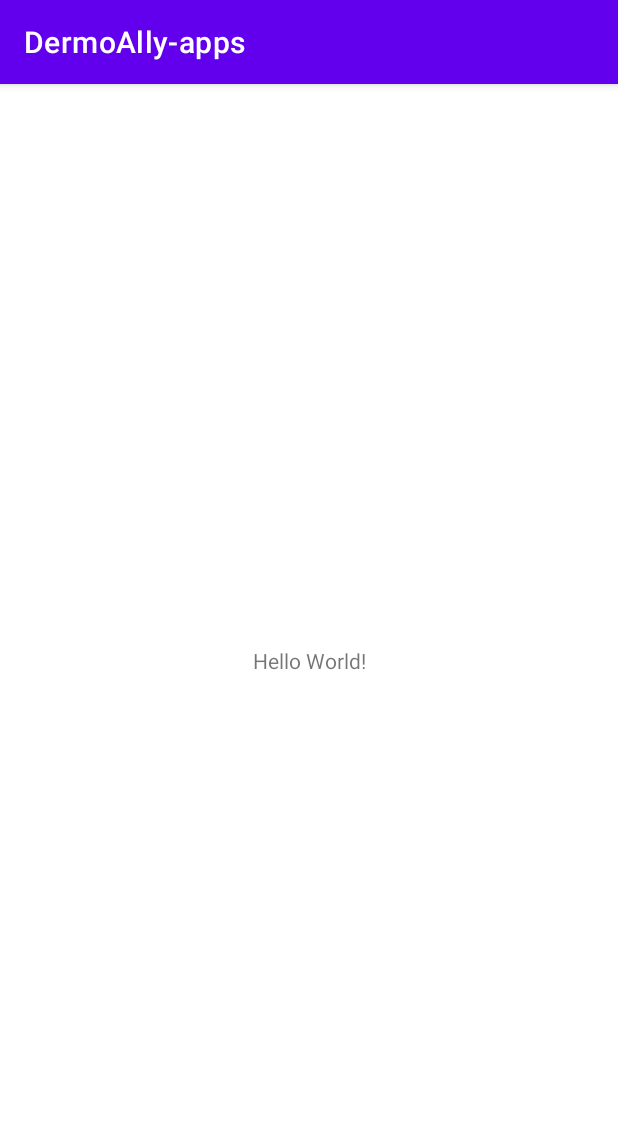
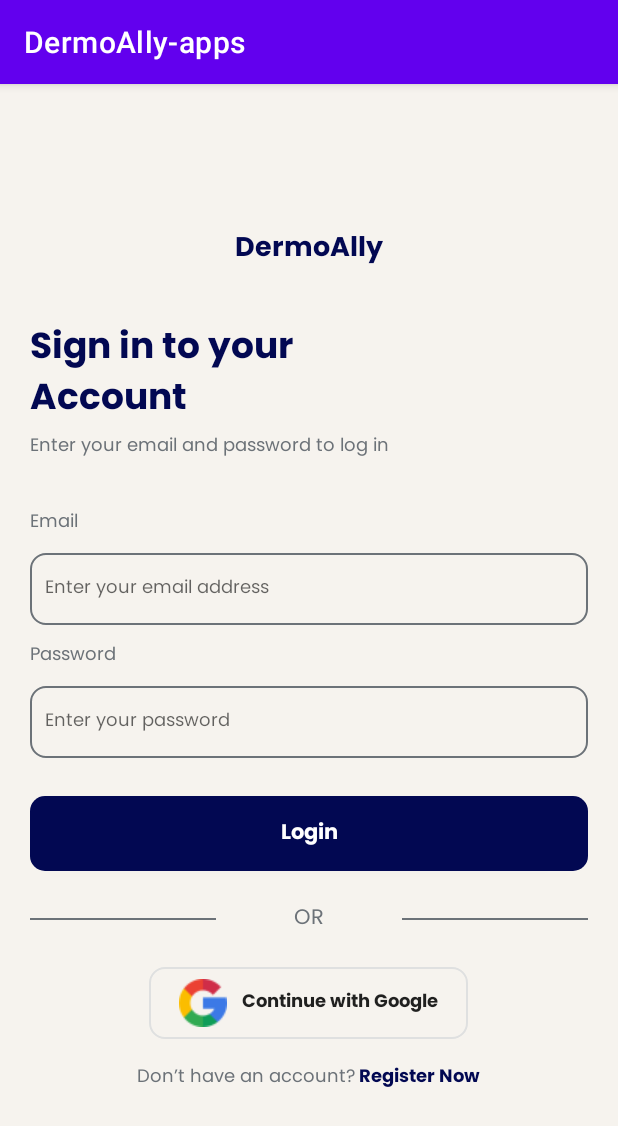
Before and after one commit to Dermoally/Dermoally-apps, an Android app: the screen it shows after launch (MainActivity before the commit, LoginActivity after it), on a phone screen of 412 x 824 dp. Shown: the top 1126 px of the screen. Run offline under Robolectric (Android 15) with nearby library versions, the phone set to English and light mode, and no system bars.

Commit message:
[done] ui login

```diff
--- a/app/build.gradle
+++ b/app/build.gradle
@@ -30,6 +30,11 @@ android {
     kotlinOptions {
         jvmTarget = '1.8'
     }
+
+    buildFeatures {
+        viewBinding true
+    }
+
 }
 
 dependencies {
--- a/app/src/main/AndroidManifest.xml
+++ b/app/src/main/AndroidManifest.xml
@@ -12,6 +12,13 @@
         android:supportsRtl="true"
         android:theme="@style/Theme.DermoAllyapps"
         tools:targetApi="31">
+        <activity
+            android:name=".view.LoginActivity"
+            android:exported="false">
+            <meta-data
+                android:name="android.app.lib_name"
+                android:value="" />
+        </activity>
         <activity
             android:name=".MainActivity"
             android:exported="true">
--- a/app/src/main/java/com/polije/dermoally_apps/MainActivity.kt
+++ b/app/src/main/java/com/polije/dermoally_apps/MainActivity.kt
@@ -1,11 +1,22 @@
 package com.polije.dermoally_apps
 
+import android.content.Intent
 import androidx.appcompat.app.AppCompatActivity
 import android.os.Bundle
+import android.os.Handler
+import android.os.Looper
+import com.polije.dermoally_apps.view.LoginActivity
 
 class MainActivity : AppCompatActivity() {
+    private val splashTimeOut: Long = 3000
     override fun onCreate(savedInstanceState: Bundle?) {
         super.onCreate(savedInstanceState)
         setContentView(R.layout.activity_main)
+
+        Handler(Looper.getMainLooper()).postDelayed({
+            val intent = Intent(this, LoginActivity::class.java)
+            startActivity(intent)
+            finish()
+        }, splashTimeOut)
     }
 }
--- /dev/null
+++ b/app/src/main/java/com/polije/dermoally_apps/view/LoginActivity.kt
@@ -0,0 +1,12 @@
+package com.polije.dermoally_apps.view
+
+import androidx.appcompat.app.AppCompatActivity
+import android.os.Bundle
+import com.polije.dermoally_apps.R
+
+class LoginActivity : AppCompatActivity() {
+    override fun onCreate(savedInstanceState: Bundle?) {
+        super.onCreate(savedInstanceState)
+        setContentView(R.layout.activity_login)
+    }
+}
--- /dev/null
+++ b/app/src/main/res/drawable/custom_bg_google.xml
@@ -0,0 +1,9 @@
+<?xml version="1.0" encoding="utf-8"?>
+<shape xmlns:android="http://schemas.android.com/apk/res/android"
+    android:shape="rectangle">
+    <stroke
+        android:width="1dp"
+        android:color="@color/background_soft_grey"/>
+    <corners
+        android:radius="10dp"/>
+</shape>
--- /dev/null
+++ b/app/src/main/res/drawable/custom_button.xml
@@ -0,0 +1,7 @@
+<?xml version="1.0" encoding="utf-8"?>
+<shape xmlns:android="http://schemas.android.com/apk/res/android"
+    android:shape="rectangle">
+
+    <solid android:color="@color/background_blue"/>
+    <corners android:radius="10dp"/>
+</shape>
--- /dev/null
+++ b/app/src/main/res/drawable/custom_edit_text.xml
@@ -0,0 +1,9 @@
+<?xml version="1.0" encoding="utf-8"?>
+<shape xmlns:android="http://schemas.android.com/apk/res/android"
+    android:shape="rectangle">
+    <stroke
+        android:width="1dp"
+        android:color="@color/background_grey"/>
+    <corners
+        android:radius="10dp"/>
+</shape>
--- /dev/null
+++ b/app/src/main/res/layout/activity_login.xml
@@ -0,0 +1,150 @@
+<?xml version="1.0" encoding="utf-8"?>
+<LinearLayout xmlns:android="http://schemas.android.com/apk/res/android"
+    xmlns:app="http://schemas.android.com/apk/res-auto"
+    xmlns:tools="http://schemas.android.com/tools"
+    android:layout_width="match_parent"
+    android:layout_height="match_parent"
+    android:background="@color/background_primary"
+    android:orientation="vertical"
+    android:padding="20dp"
+    android:gravity="center"
+    tools:context=".view.LoginActivity">
+
+    <TextView
+        android:layout_width="wrap_content"
+        android:layout_height="wrap_content"
+        android:text="DermoAlly"
+        android:fontFamily="@font/poppinsbold"
+        android:textSize="18sp"
+        android:textColor="@color/background_blue"
+        />
+    <TextView
+        android:layout_width="wrap_content"
+        android:layout_height="wrap_content"
+        android:layout_gravity="start"
+        android:fontFamily="@font/poppinsbold"
+        android:textColor="@color/background_blue"
+        android:textSize="24sp"
+        android:layout_marginTop="30dp"
+        android:text="Sign in to your\nAccount"/>
+    <TextView
+        android:layout_width="wrap_content"
+        android:layout_height="wrap_content"
+        android:text="Enter your email and password to log in "
+        android:textSize="12sp"
+        android:layout_gravity="start"
+        android:fontFamily="@font/poppinsregular"
+        android:textColor="@color/background_grey"/>
+    <TextView
+        android:layout_width="wrap_content"
+        android:layout_height="wrap_content"
+        android:textSize="12sp"
+        android:text="Email"
+        android:fontFamily="@font/poppinsregular"
+        android:layout_gravity="start"
+        android:layout_marginTop="30dp"
+        android:textColor="@color/background_grey"
+        android:layout_marginBottom="10dp"
+        />
+    <EditText
+        android:id="@+id/et_email_login"
+        android:layout_width="match_parent"
+        android:layout_height="48dp"
+        android:hint="Enter your email address"
+        android:paddingHorizontal="10dp"
+        android:inputType="textEmailAddress"
+        android:fontFamily="@font/poppinsregular"
+        android:textSize="12sp"
+        android:background="@drawable/custom_edit_text"/>
+    <TextView
+        android:layout_width="wrap_content"
+        android:layout_height="wrap_content"
+        android:textSize="12sp"
+        android:text="Password"
+        android:fontFamily="@font/poppinsregular"
+        android:layout_gravity="start"
+        android:layout_marginTop="10dp"
+        android:textColor="@color/background_grey"
+        android:layout_marginBottom="10dp"
+        />
+    <EditText
+        android:id="@+id/et_password_login"
+        android:layout_width="match_parent"
+        android:layout_height="48dp"
+        android:hint="Enter your password"
+        android:paddingHorizontal="10dp"
+        android:fontFamily="@font/poppinsregular"
+        android:textSize="12sp"
+        android:inputType="textPassword"
+        android:background="@drawable/custom_edit_text"/>
+    <androidx.appcompat.widget.AppCompatButton
+        android:layout_width="match_parent"
+        android:layout_height="50dp"
+        android:text="Login"
+        android:textAllCaps="false"
+        android:fontFamily="@font/poppinsbold"
+        android:textSize="14sp"
+        android:textColor="@color/white"
+        android:background="@drawable/custom_button"
+        android:layout_marginTop="25dp"
+        />
+    <LinearLayout
+        android:layout_width="match_parent"
+        android:layout_height="wrap_content"
+        android:layout_marginTop="20dp"
+        android:gravity="center"
+        android:orientation="horizontal">
+        <View
+            android:layout_width="wrap_content"
+            android:layout_height="1dp"
+            android:layout_weight="1"
+            android:background="@color/background_grey"/>
+        <TextView
+            android:layout_width="match_parent"
+            android:layout_height="wrap_content"
+            android:text="OR"
+            android:textColor="@color/background_grey"
+            android:fontFamily="@font/poppinsregular"
+            android:layout_weight="1"
+            android:gravity="center"
+            />
+        <View
+            android:layout_width="match_parent"
+            android:layout_height="1dp"
+            android:layout_weight="1"
+            android:background="@color/background_grey"/>
+
+    </LinearLayout>
+    <androidx.appcompat.widget.AppCompatButton
+        android:layout_width="wrap_content"
+        android:layout_height="48dp"
+        android:background="@drawable/custom_bg_google"
+        android:drawableLeft="@drawable/google"
+        android:drawablePadding="10dp"
+        android:paddingHorizontal="20dp"
+        android:text="Continue with Google"
+        android:textSize="12sp"
+        android:textAllCaps="false"
+        android:layout_marginTop="20dp"
+        android:fontFamily="@font/poppinsbold"/>
+    <LinearLayout
+        android:layout_width="wrap_content"
+        android:layout_height="wrap_content"
+        android:layout_marginTop="15dp"
+        android:orientation="horizontal">
+        <TextView
+            android:layout_width="wrap_content"
+            android:layout_height="wrap_content"
+            android:text="Don’t have an account?"
+            android:fontFamily="@font/poppinsregular"
+            android:textSize="12sp"
+            android:textColor="@color/background_grey"/>
+        <TextView
+            android:layout_width="wrap_content"
+            android:layout_height="wrap_content"
+            android:text=" Register Now"
+            android:fontFamily="@font/poppinsbold"
+            android:textSize="12sp"
+            android:textColor="@color/background_blue"/>
+    </LinearLayout>
+</LinearLayout>
--- a/app/src/main/res/layout/activity_main.xml
+++ b/app/src/main/res/layout/activity_main.xml
@@ -1,18 +1,20 @@
 <?xml version="1.0" encoding="utf-8"?>
-<androidx.constraintlayout.widget.ConstraintLayout xmlns:android="http://schemas.android.com/apk/res/android"
+<LinearLayout xmlns:android="http://schemas.android.com/apk/res/android"
     xmlns:app="http://schemas.android.com/apk/res-auto"
     xmlns:tools="http://schemas.android.com/tools"
     android:layout_width="match_parent"
     android:layout_height="match_parent"
+    android:background="@color/background_blue"
+    android:orientation="vertical"
+    android:gravity="center"
     tools:context=".MainActivity">
 
     <TextView
         android:layout_width="wrap_content"
         android:layout_height="wrap_content"
-        android:text="Hello World!"
-        app:layout_constraintBottom_toBottomOf="parent"
-        app:layout_constraintEnd_toEndOf="parent"
-        app:layout_constraintStart_toStartOf="parent"
-        app:layout_constraintTop_toTopOf="parent" />
+        android:text="DermoAlly"
+        android:textColor="@color/white"
+        android:fontFamily="@font/poppinsbold"
+        android:textSize="20sp"/>
 
-</androidx.constraintlayout.widget.ConstraintLayout>
+</LinearLayout>
--- a/app/src/main/res/values/colors.xml
+++ b/app/src/main/res/values/colors.xml
@@ -7,4 +7,8 @@
     <color name="teal_700">#FF018786</color>
     <color name="black">#FF000000</color>
     <color name="white">#FFFFFFFF</color>
+    <color name="background_blue">#020852</color>
+    <color name="background_primary">#f6f3ee</color>
+    <color name="background_grey">#6c7278</color>
+    <color name="background_soft_grey">#DFE0E0</color>
 </resources>
--- a/app/src/main/res/values/themes.xml
+++ b/app/src/main/res/values/themes.xml
@@ -11,6 +11,7 @@
         <item name="colorOnSecondary">@color/black</item>
         <!-- Status bar color. -->
         <item name="android:statusBarColor">?attr/colorPrimaryVariant</item>
+        <item name="android:button">@color/background_blue</item>
         <!-- Customize your theme here. -->
     </style>
 </resources>
```
Also changed, not shown: app/src/main/res/drawable-v24/google.png (added), app/src/main/res/font/poppinsbold.ttf (added), app/src/main/res/font/poppinsregular.ttf (added).
